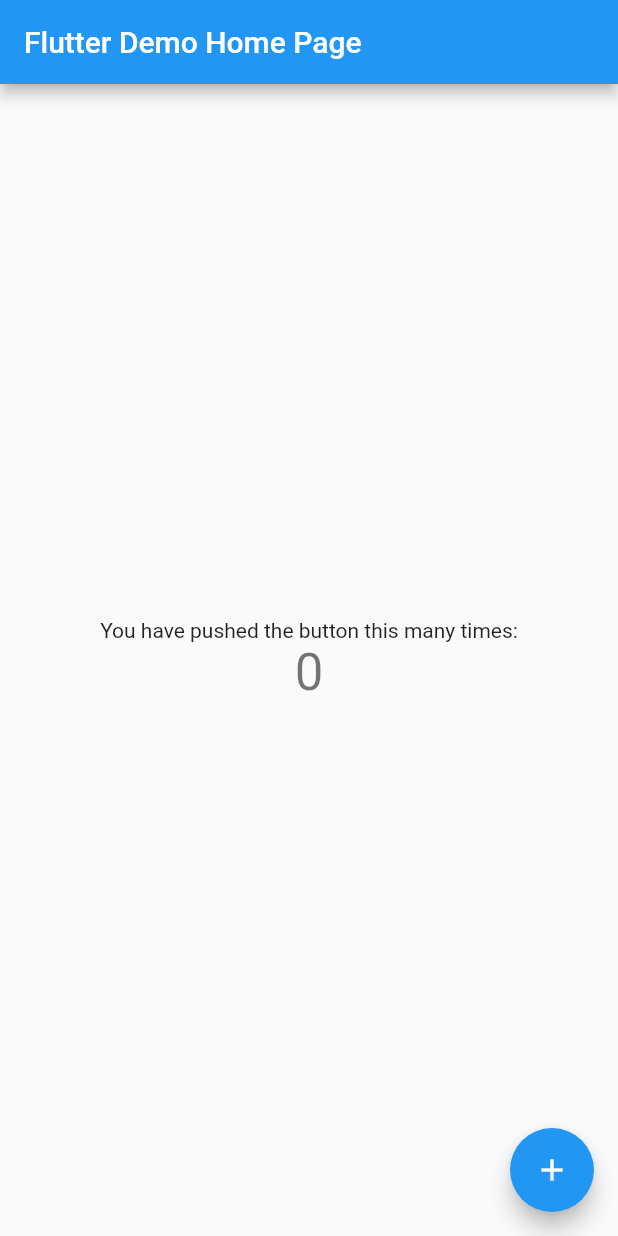
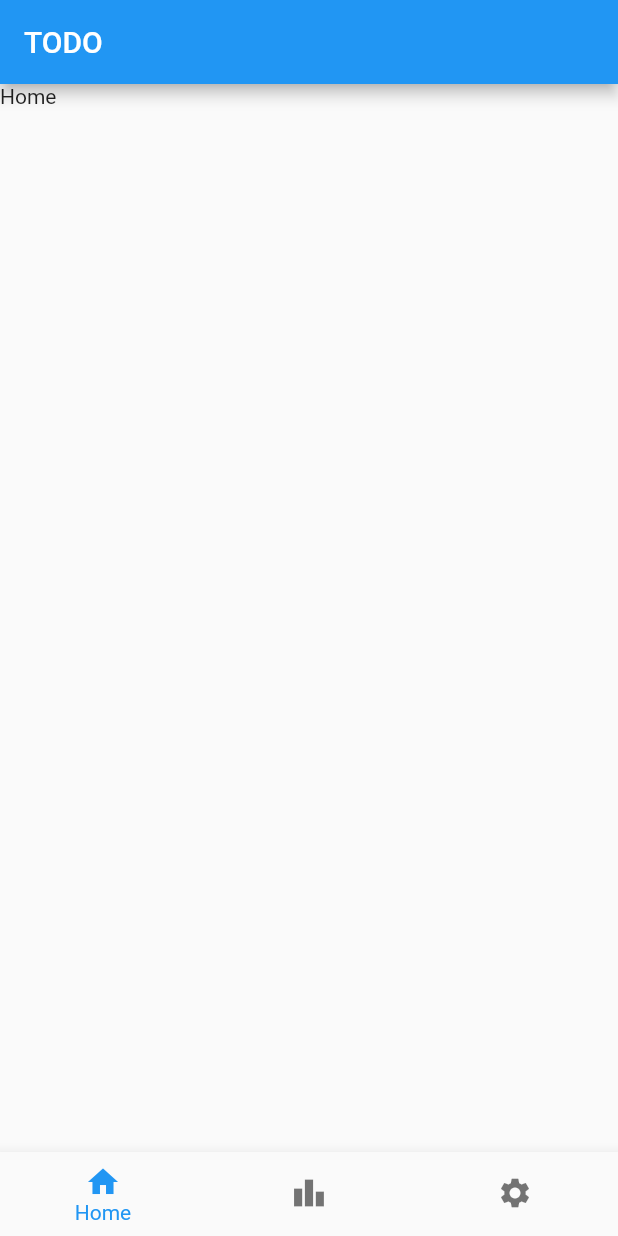
Before and after one commit to thoKling/FriendlyCustomBetsApp, a Flutter app: the screen it shows after launch, on a phone screen of 412 x 824 dp. Run offline on Flutter 3.47's test engine with Material 2 defaults, Android fonts, the phone set to English and light mode, and no system bars; our stand-ins replace bloc, equatable, flutter_bloc.

Commit message:
Add bottom bar navigation mechanism
Signed-off-by: thomas <klingthomas67@gmail.com>

```diff
--- a/lib/app.dart
+++ b/lib/app.dart
@@ -1,27 +1,16 @@
 import 'package:flutter/material.dart';
-import 'package:friendly_custom_bets_app/ui/main_page.dart';
+import 'package:friendly_custom_bets_app/ui/main/main_screen.dart';
+import 'package:friendly_custom_bets_app/ui/theme/theme.dart';
 
 class FriendlyCustomBetsApp extends StatelessWidget {
   const FriendlyCustomBetsApp({Key? key}) : super(key: key);
 
-  // This widget is the root of your application.
   @override
   Widget build(BuildContext context) {
     return MaterialApp(
       title: 'Flutter Demo',
-      theme: ThemeData(
-        // This is the theme of your application.
-        //
-        // Try running your application with "flutter run". You'll see the
-        // application has a blue toolbar. Then, without quitting the app, try
-        // changing the primarySwatch below to Colors.green and then invoke
-        // "hot reload" (press "r" in the console where you ran "flutter run",
-        // or simply save your changes to "hot reload" in a Flutter IDE).
-        // Notice that the counter didn't reset back to zero; the application
-        // is not restarted.
-        primarySwatch: Colors.blue,
-      ),
-      home: const MyHomePage(title: 'Flutter Demo Home Page'),
+      theme: appTheme,
+      home: const MainScreen(),
     );
   }
 }
--- /dev/null
+++ b/lib/business/main/bottom_bar_navigation/bottom_bar_items.dart
@@ -0,0 +1,5 @@
+enum BottomBarItems { home, leaderboard, settings }
+
+int getBottomBarItemIndex(BottomBarItems item) {
+  return BottomBarItems.values.indexOf(item);
+}
--- /dev/null
+++ b/lib/business/main/bottom_bar_navigation/bottom_bar_navigation_state.dart
@@ -0,0 +1,17 @@
+part of 'bottom_bar_navigation_cubit.dart';
+
+class BottomBarNavigationState extends Equatable {
+  /// This list should remain clean, each item can be present at most once
+  /// And at least one item should be present (home)
+  final List<BottomBarItems> navbarItems;
+
+  BottomBarNavigationState(List<BottomBarItems> navbarItems)
+      : navbarItems = List.unmodifiable(navbarItems);
+
+  BottomBarItems get currentNavBarItem {
+    return navbarItems.last;
+  }
+
+  @override
+  List<Object> get props => [navbarItems];
+}
--- /dev/null
+++ b/lib/business/main/test_state.dart
@@ -0,0 +1,6 @@
+part of 'test_cubit.dart';
+
+@immutable
+abstract class TestState {}
+
+class TestInitial extends TestState {}
--- /dev/null
+++ b/lib/ui/main/bottom_bar_widget.dart
@@ -0,0 +1,45 @@
+import 'package:flutter/cupertino.dart';
+import 'package:flutter/material.dart';
+import 'package:flutter_bloc/flutter_bloc.dart';
+import 'package:friendly_custom_bets_app/business/main/bottom_bar_navigation/bottom_bar_items.dart';
+import 'package:friendly_custom_bets_app/business/main/bottom_bar_navigation/bottom_bar_navigation_cubit.dart';
+
+class BottomBarWidget extends StatelessWidget {
+  const BottomBarWidget({Key? key}) : super(key: key);
+
+  @override
+  Widget build(BuildContext context) {
+    return BlocBuilder<BottomBarNavigationCubit, BottomBarNavigationState>(
+      builder: (context, state) {
+        return BottomNavigationBar(
+          currentIndex: getBottomBarItemIndex(state.currentNavBarItem),
+          showUnselectedLabels: false,
+          items: const [
+            BottomNavigationBarItem(
+              icon: Icon(
+                Icons.home,
+              ),
+              label: 'Home', //TODO: lang
+            ),
+            BottomNavigationBarItem(
+              icon: Icon(
+                Icons.leaderboard,
+              ),
+              label: 'Leaderboard', //TODO: lang
+            ),
+            BottomNavigationBarItem(
+              icon: Icon(
+                Icons.settings,
+              ),
+              label: 'Settings', //TODO: lang
+            ),
+          ],
+          onTap: (index) {
+            BlocProvider.of<BottomBarNavigationCubit>(context)
+                .setNavBarItem(BottomBarItems.values[index]);
+          },
+        );
+      },
+    );
+  }
+}
--- /dev/null
+++ b/lib/ui/main/home/home_screen.dart
@@ -0,0 +1,10 @@
+import 'package:flutter/cupertino.dart';
+
+class HomeScreen extends StatelessWidget {
+  const HomeScreen({Key? key}) : super(key: key);
+
+  @override
+  Widget build(BuildContext context) {
+    return Container(child: Text("Home"));
+  }
+}
--- /dev/null
+++ b/lib/ui/main/main_screen.dart
@@ -0,0 +1,57 @@
+import 'package:flutter/material.dart';
+import 'package:flutter_bloc/flutter_bloc.dart';
+import 'package:friendly_custom_bets_app/business/main/bottom_bar_navigation/bottom_bar_items.dart';
+import 'package:friendly_custom_bets_app/business/main/bottom_bar_navigation/bottom_bar_navigation_cubit.dart';
+import 'package:friendly_custom_bets_app/ui/main/bottom_bar_widget.dart';
+import 'package:friendly_custom_bets_app/ui/main/settings/settings_screen.dart';
+
+import 'home/home_screen.dart';
+import 'leaderboard/leaderboard_screen.dart';
+
+class MainScreen extends StatelessWidget {
+  const MainScreen({Key? key}) : super(key: key);
+
+  @override
+  Widget build(BuildContext context) {
+    return BlocProvider<BottomBarNavigationCubit>(
+      create: (context) => BottomBarNavigationCubit(),
+
+      /// WillPopScope widget will register the callback to manage the back navigation action
+      child: WillPopScope(
+        onWillPop: () => _navigateBack(context),
+        child: Scaffold(
+          appBar: AppBar(title: const Text("TODO")),
+          body: BlocBuilder<BottomBarNavigationCubit, BottomBarNavigationState>(
+            builder: (context, state) =>
+                _mainScreenRooter(state.currentNavBarItem),
+          ),
+          bottomNavigationBar: const BottomBarWidget(),
+        ),
+      ),
+    );
+  }
+
+  Widget _mainScreenRooter(BottomBarItems currentItem) {
+    switch (currentItem) {
+      case BottomBarItems.home:
+        return const HomeScreen();
+      case BottomBarItems.leaderboard:
+        return const LeaderboardScreen();
+      case BottomBarItems.settings:
+        return const SettingsScreen();
+    }
+  }
+
+  Future<bool> _navigateBack(BuildContext context) {
+    BottomBarNavigationCubit bottomNavigationCubit =
+        BlocProvider.of<BottomBarNavigationCubit>(context);
+    if (bottomNavigationCubit.state.navbarItems.length > 1) {
+      /// Pop managed internally by navbar
+      bottomNavigationCubit.pop();
+      return Future(() => false);
+    } else {
+      /// Pop managed normally
+      return Future(() => true);
+    }
+  }
+}
--- a/lib/ui/main_page.dart
+++ /dev/null
@@ -1,86 +0,0 @@
-import 'package:flutter/material.dart';
-
-class MyHomePage extends StatefulWidget {
-  const MyHomePage({Key? key, required this.title}) : super(key: key);
-
-  // This widget is the home page of your application. It is stateful, meaning
-  // that it has a State object (defined below) that contains fields that affect
-  // how it looks.
-
-  // This class is the configuration for the state. It holds the values (in this
-  // case the title) provided by the parent (in this case the App widget) and
-  // used by the build method of the State. Fields in a Widget subclass are
-  // always marked "final".
-
-  final String title;
-
-  @override
-  State<MyHomePage> createState() => _MyHomePageState();
-}
-
-class _MyHomePageState extends State<MyHomePage> {
-  int _counter = 0;
-
-  void _incrementCounter() {
-    setState(() {
-      // This call to setState tells the Flutter framework that something has
-      // changed in this State, which causes it to rerun the build method below
-      // so that the display can reflect the updated values. If we changed
-      // _counter without calling setState(), then the build method would not be
-      // called again, and so nothing would appear to happen.
-      _counter++;
-    });
-  }
-
-  @override
-  Widget build(BuildContext context) {
-    // This method is rerun every time setState is called, for instance as done
-    // by the _incrementCounter method above.
-    //
-    // The Flutter framework has been optimized to make rerunning build methods
-    // fast, so that you can just rebuild anything that needs updating rather
-    // than having to individually change instances of widgets.
-    return Scaffold(
-      appBar: AppBar(
-        // Here we take the value from the MyHomePage object that was created by
-        // the App.build method, and use it to set our appbar title.
-        title: Text(widget.title),
-      ),
-      body: Center(
-        // Center is a layout widget. It takes a single child and positions it
-        // in the middle of the parent.
-        child: Column(
-          // Column is also a layout widget. It takes a list of children and
-          // arranges them vertically. By default, it sizes itself to fit its
-          // children horizontally, and tries to be as tall as its parent.
-          //
-          // Invoke "debug painting" (press "p" in the console, choose the
-          // "Toggle Debug Paint" action from the Flutter Inspector in Android
-          // Studio, or the "Toggle Debug Paint" command in Visual Studio Code)
-          // to see the wireframe for each widget.
-          //
-          // Column has various properties to control how it sizes itself and
-          // how it positions its children. Here we use mainAxisAlignment to
-          // center the children vertically; the main axis here is the vertical
-          // axis because Columns are vertical (the cross axis would be
-          // horizontal).
-          mainAxisAlignment: MainAxisAlignment.center,
-          children: <Widget>[
-            const Text(
-              'You have pushed the button this many times:',
-            ),
-            Text(
-              '$_counter',
-              style: Theme.of(context).textTheme.headline4,
-            ),
-          ],
-        ),
-      ),
-      floatingActionButton: FloatingActionButton(
-        onPressed: _incrementCounter,
-        tooltip: 'Increment',
-        child: const Icon(Icons.add),
-      ), // This trailing comma makes auto-formatting nicer for build methods.
-    );
-  }
-}
```
Also changed, not shown: lib/business/main/bottom_bar_navigation/bottom_bar_navigation_cubit.dart (added, +39 -0 lines), lib/business/main/test_cubit.dart (added, +8 -0 lines), lib/ui/main/leaderboard/leaderboard_screen.dart (added, +10 -0 lines), lib/ui/main/settings/settings_screen.dart (added, +10 -0 lines), lib/ui/theme/theme.dart (+3 -100 lines), pubspec.yaml (+9 -0 lines), pubspec.lock, 1 other file.
